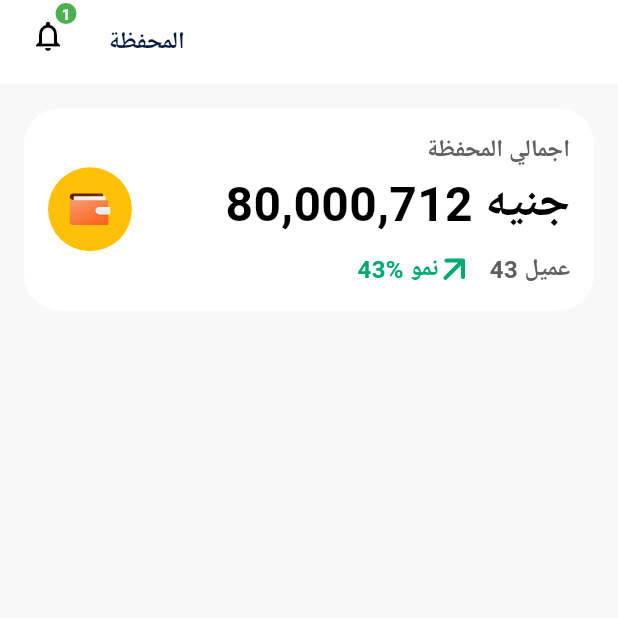
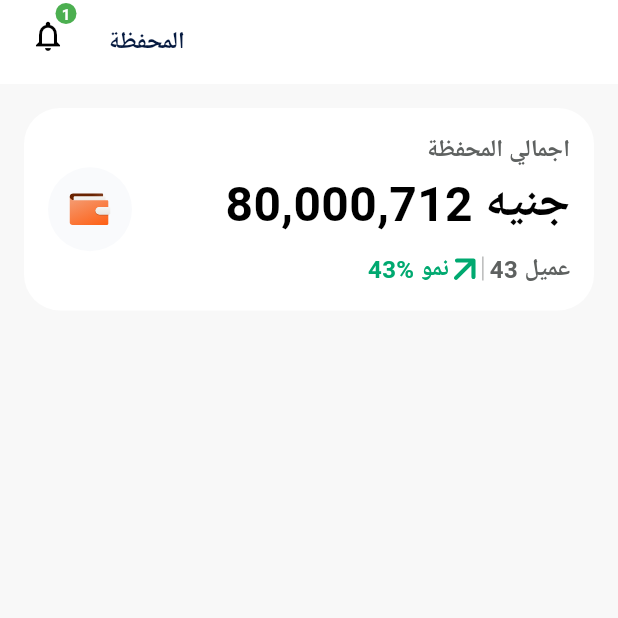
Before and after one commit to bassant56/halan_app, a Flutter app: the screen it shows after launch, on a phone screen of 412 x 824 dp, the top half of it. Run offline on Flutter 3.47's test engine with Material 3 defaults, Android fonts, the phone set to English and light mode, and no system bars; our stand-ins replace device_preview, flutter_svg.

Commit message:
version4

```diff
--- a/lib/modules/wallet_screen/wallet_screen_ui/widgits/wallet_header.dart
+++ b/lib/modules/wallet_screen/wallet_screen_ui/widgits/wallet_header.dart
@@ -17,7 +17,7 @@ class WalletHeader extends StatelessWidget {
         children: [
           Container(
             decoration: BoxDecoration(
-              color: Colors.amber,
+              color: Color(0xffF9FAFC),
               shape: BoxShape.circle,
             ),
             width: 56,
@@ -76,7 +76,14 @@ class WalletHeader extends StatelessWidget {
                         height: 12,
                       ),
                     ),
-                    VerticalDivider(color: Color(0xffB9BABA), width: 16),
+                    Padding(
+                      padding: EdgeInsets.symmetric(horizontal: 4, vertical: 4),
+                      child: Container(
+                        color: Color(0xffB9BABA),
+                        width: 1,
+                        height: 16,
+                      ),
+                    ),
                     Text(
                       '43 عميل',
                       style: TextStyle(
```
